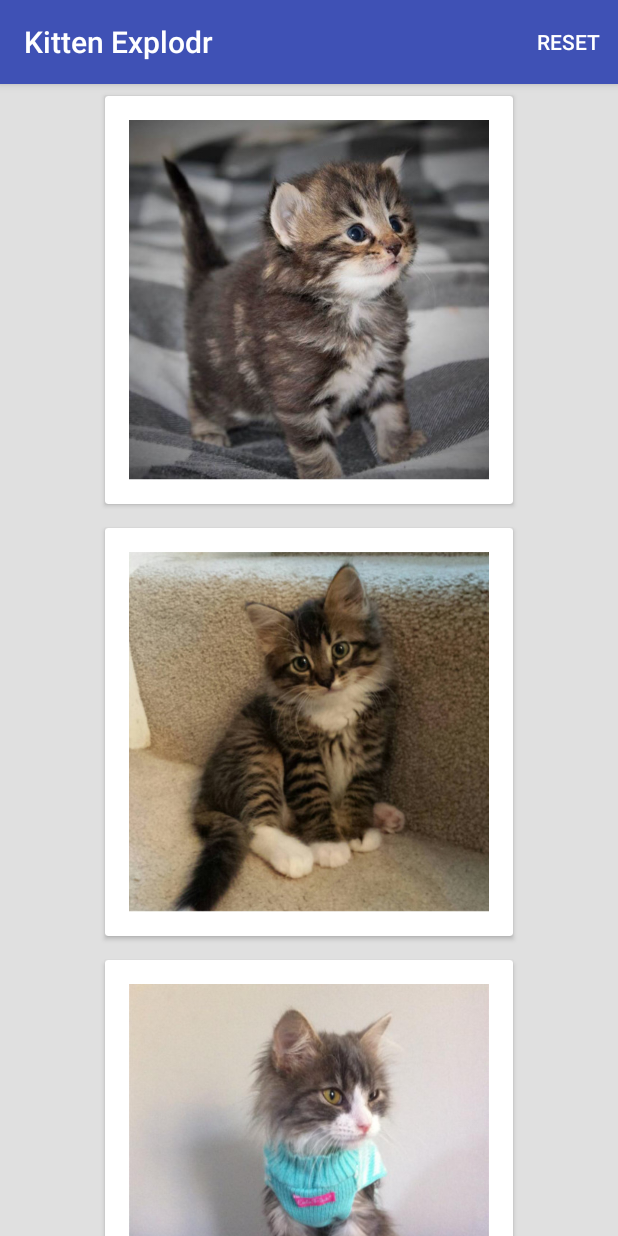
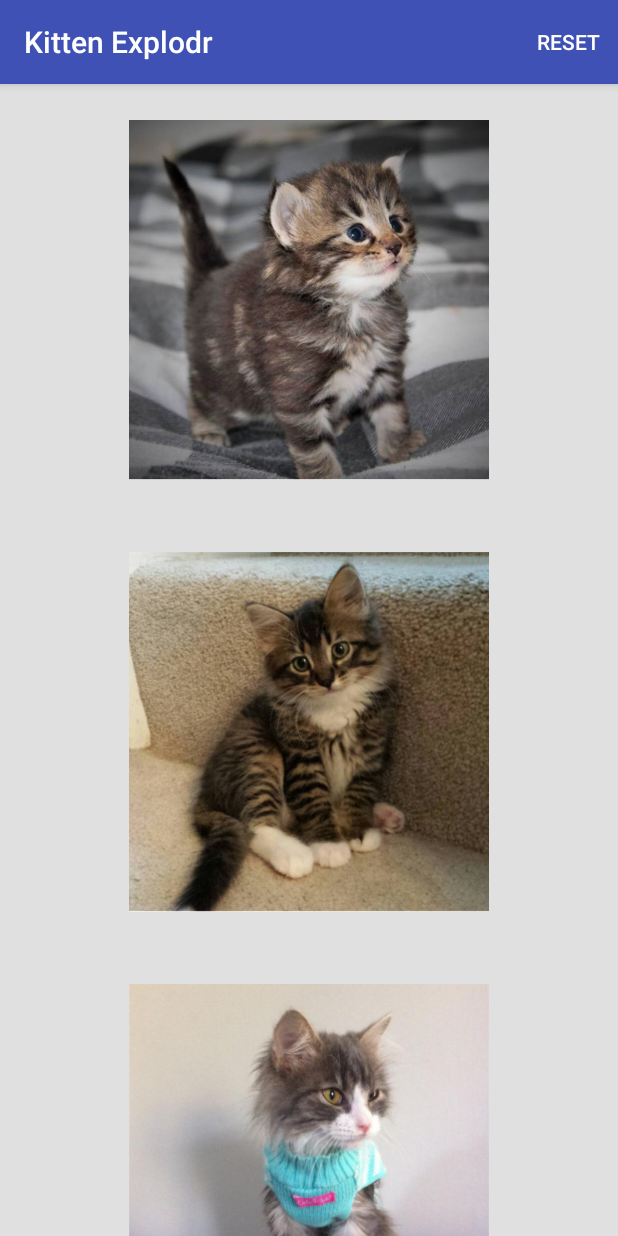
Before and after one commit to axemorgan/Kitten-Explodr, an Android app: the screen it shows after launch (MainActivity), on a phone screen of 412 x 824 dp. Run offline under Robolectric (Android 15) with nearby library versions, the phone set to English and light mode, and no system bars; our stand-ins replace Picasso; libraries missing offline, so code that uses them is left out: android.support.v7, tyrantgit.explosionfield; 2 statements that could not run were skipped.

Commit message:
Use the Palette library to generate card background colors

```diff
--- a/app/src/main/java/cardinalsolutions/com/kittenexplodr/CatAdapter.java
+++ b/app/src/main/java/cardinalsolutions/com/kittenexplodr/CatAdapter.java
@@ -1,6 +1,9 @@
 package cardinalsolutions.com.kittenexplodr;
 
+import android.graphics.Bitmap;
+import android.graphics.drawable.Drawable;
 import android.support.annotation.NonNull;
+import android.support.v7.graphics.Palette;
 import android.support.v7.widget.CardView;
 import android.support.v7.widget.RecyclerView;
 import android.view.LayoutInflater;
@@ -9,6 +12,7 @@ import android.view.ViewGroup;
 import android.widget.ImageView;
 
 import com.squareup.picasso.Picasso;
+import com.squareup.picasso.Target;
 
 class CatAdapter extends RecyclerView.Adapter<CatAdapter.CatViewHolder> {
 
@@ -29,11 +33,10 @@ class CatAdapter extends RecyclerView.Adapter<CatAdapter.CatViewHolder> {
 
     @Override
     public void onBindViewHolder(CatViewHolder holder, int position) {
+
         Picasso.with(holder.itemView.getContext())
                 .load(images[position])
-                .fit()
-                .centerCrop()
-                .into(holder.imageView);
+                .into(holder.target);
         holder.imageView.setOnClickListener(this.onClickListener);
 
         if (!exploded[position]) {
@@ -69,10 +72,35 @@ class CatAdapter extends RecyclerView.Adapter<CatAdapter.CatViewHolder> {
         ImageView imageView;
         CardView cardView;
 
-        CatViewHolder(View itemView) {
+        Target target;
+
+        CatViewHolder(final View itemView) {
             super(itemView);
             this.imageView = (ImageView) itemView.findViewById(R.id.catImage);
             this.cardView = (CardView) itemView.findViewById(R.id.card_view);
+
+            target = new Target() {
+                @Override
+                public void onBitmapLoaded(Bitmap bitmap, Picasso.LoadedFrom from) {
+                    imageView.setImageBitmap(bitmap);
+
+                    int defaultBackground = itemView.getContext().getResources().getColor(android.R.color.white);
+                    // TODO: it's recommended to generate Palettes on a background thread
+                    int background = new Palette.Builder(bitmap).generate().getLightMutedColor(defaultBackground);
+
+                    cardView.setBackgroundColor(background);
+                }
+
+                @Override
+                public void onBitmapFailed(Drawable errorDrawable) {
+                    imageView.setImageDrawable(errorDrawable);
+                }
+
+                @Override
+                public void onPrepareLoad(Drawable placeHolderDrawable) {
+                    imageView.setImageDrawable(placeHolderDrawable);
+                }
+            };
         }
     }
 }
```
